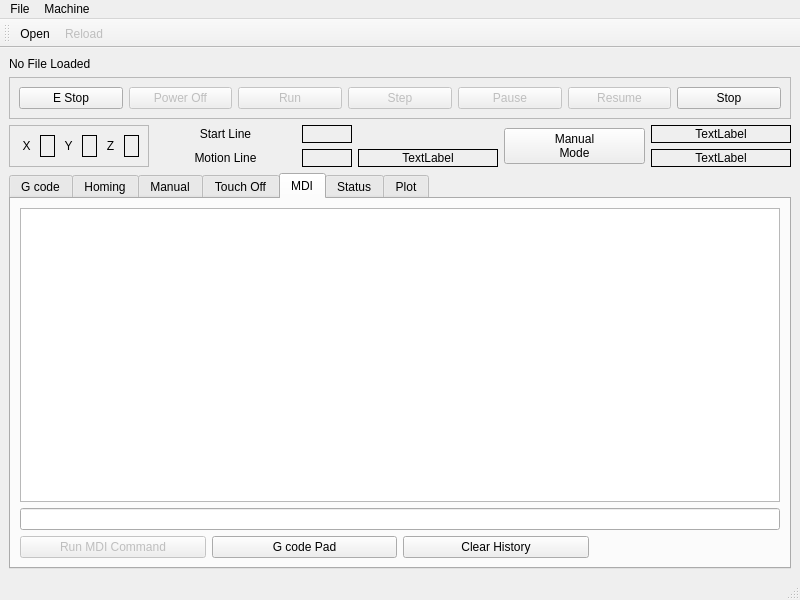
First picture: the form in jet/src/jet.ui, repository tlight9/jet, before the edit.
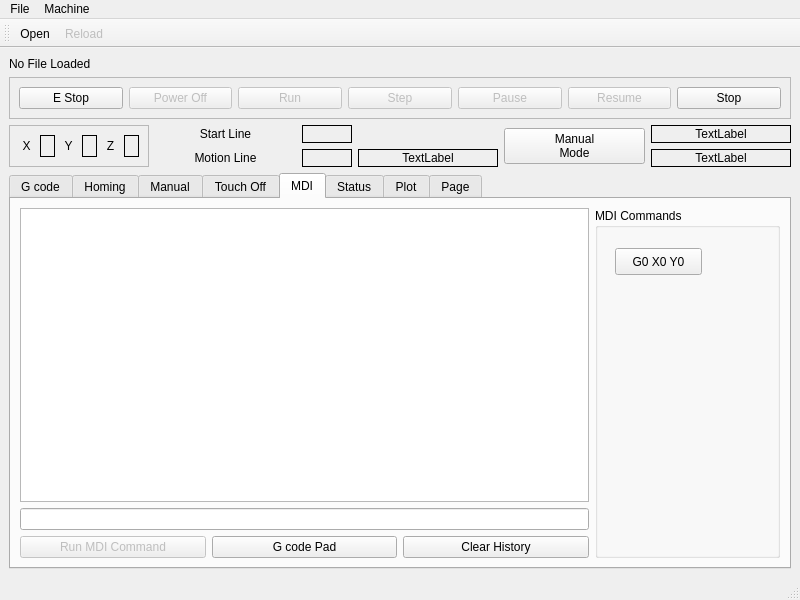
Second picture: the form after the edit. The open tabs and pages were chosen to show the change.

Commit message: add mdi buttons and hal buttons

```diff
--- a/jet/src/jet.ui
+++ b/jet/src/jet.ui
@@ -895,12 +895,6 @@
           </property>
          </widget>
         </item>
-        <item row="1" column="0" colspan="4">
-         <widget class="QLineEdit" name="mdi_command_le"/>
-        </item>
-        <item row="0" column="0" colspan="4">
-         <widget class="QListWidget" name="mdi_history_lw"/>
-        </item>
         <item row="2" column="2">
          <widget class="QPushButton" name="clear_mdi_history_pb">
           <property name="text">
@@ -908,6 +902,38 @@
           </property>
          </widget>
         </item>
+        <item row="1" column="0" colspan="3">
+         <widget class="QLineEdit" name="mdi_command_le"/>
+        </item>
+        <item row="0" column="0" colspan="3">
+         <widget class="QListWidget" name="mdi_history_lw"/>
+        </item>
+        <item row="0" column="3" rowspan="3">
+         <widget class="QGroupBox" name="groupBox_8">
+          <property name="title">
+           <string>MDI Commands</string>
+          </property>
+          <widget class="QPushButton" name="pushButton">
+           <property name="geometry">
+            <rect>
+             <x>20</x>
+             <y>40</y>
+             <width>87</width>
+             <height>27</height>
+            </rect>
+           </property>
+           <property name="text">
+            <string>G0 X0 Y0</string>
+           </property>
+           <property name="function" stdset="0">
+            <string>mdi</string>
+           </property>
+           <property name="command" stdset="0">
+            <string>G0 X0 Y0</string>
+           </property>
+          </widget>
+         </widget>
+        </item>
        </layout>
       </widget>
       <widget class="QWidget" name="status_tab">
@@ -993,6 +1019,33 @@
         </item>
        </layout>
       </widget>
+      <widget class="QWidget" name="tab_3">
+       <attribute name="title">
+        <string>Page</string>
+       </attribute>
+       <widget class="QPushButton" name="light">
+        <property name="geometry">
+         <rect>
+          <x>50</x>
+          <y>40</y>
+          <width>87</width>
+          <height>27</height>
+         </rect>
+        </property>
+        <property name="text">
+         <string>Light</string>
+        </property>
+        <property name="checkable">
+         <bool>true</bool>
+        </property>
+        <property name="function" stdset="0">
+         <string>hal_pin</string>
+        </property>
+        <property name="pin_1" stdset="0">
+         <string>out, hal_bit, hal_out</string>
+        </property>
+       </widget>
+      </widget>
      </widget>
     </item>
     <item row="3" column="1">
```
Left out of the diff: 8 changed lines with no effect on the pictures. The commit also changes 2 other files.
